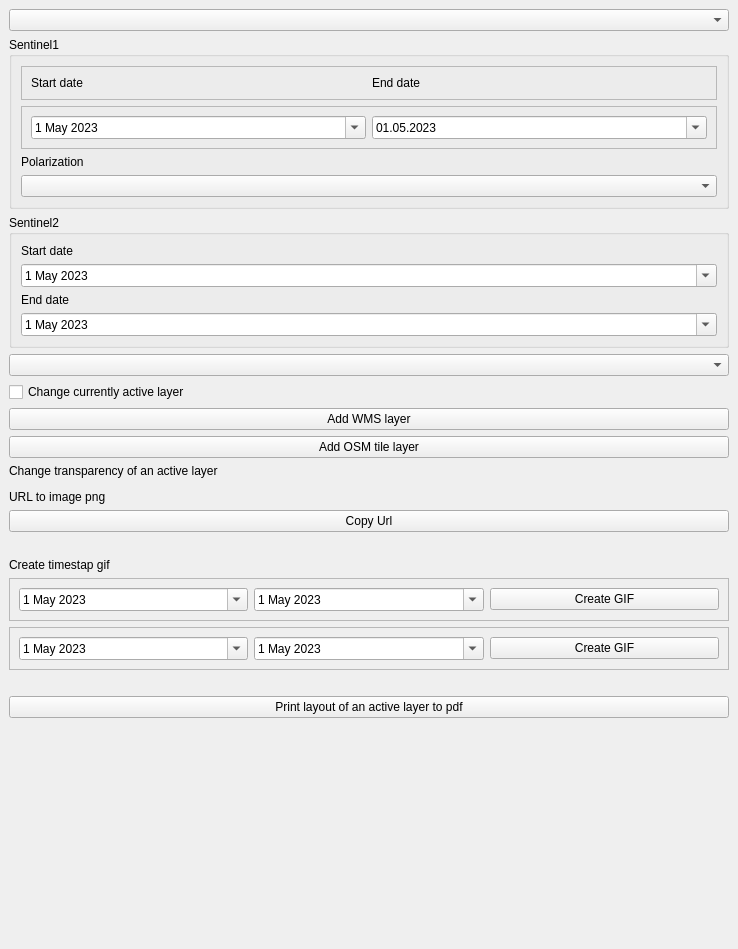
Old version of the form sentinel_wms_dockwidget_base.ui in the repository bojas144/sentinel_wms.
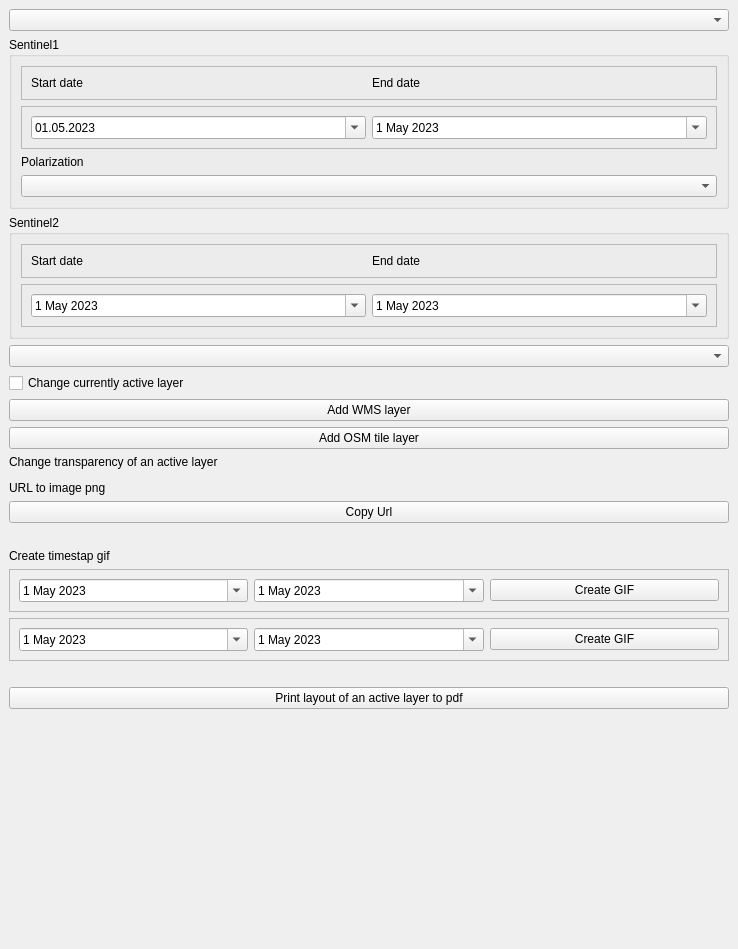
New version of the form. Icons and pictures are not drawn. Custom widgets are drawn as their Qt base class.

Commit message: set new layout for datestamp

```diff
--- a/sentinel_wms_dockwidget_base.ui
+++ b/sentinel_wms_dockwidget_base.ui
@@ -67,27 +67,6 @@
           <enum>QFrame::Raised</enum>
          </property>
          <layout class="QHBoxLayout" name="horizontalLayout_3">
-          <item>
-           <widget class="QDateEdit" name="s1EndDate">
-            <property name="maximumDate">
-             <date>
-              <year>2023</year>
-              <month>5</month>
-              <day>5</day>
-             </date>
-            </property>
-            <property name="minimumDate">
-             <date>
-              <year>2023</year>
-              <month>5</month>
-              <day>1</day>
-             </date>
-            </property>
-            <property name="calendarPopup">
-             <bool>true</bool>
-            </property>
-           </widget>
-          </item>
           <item>
            <widget class="QDateEdit" name="s1StartDate">
             <property name="minimumDateTime">
@@ -115,6 +94,27 @@
             </property>
            </widget>
           </item>
+          <item>
+           <widget class="QDateEdit" name="s1EndDate">
+            <property name="maximumDate">
+             <date>
+              <year>2023</year>
+              <month>5</month>
+              <day>5</day>
+             </date>
+            </property>
+            <property name="minimumDate">
+             <date>
+              <year>2023</year>
+              <month>5</month>
+              <day>1</day>
+             </date>
+            </property>
+            <property name="calendarPopup">
+             <bool>true</bool>
+            </property>
+           </widget>
+          </item>
          </layout>
         </widget>
        </item>
@@ -138,60 +138,21 @@
       </property>
       <layout class="QVBoxLayout" name="verticalLayout_3">
        <item>
+        <widget class="QFrame" name="frame_3">
+         <property name="frameShape">
+          <enum>QFrame::StyledPanel</enum>
+         </property>
+         <property name="frameShadow">
+          <enum>QFrame::Raised</enum>
+         </property>
+         <layout class="QHBoxLayout" name="horizontalLayout_5">
+          <item>
         <widget class="QLabel" name="label_5">
          <property name="text">
           <string>Start date</string>
          </property>
         </widget>
        </item>
-       <item>
-        <widget class="QDateEdit" name="s2StartDate">
-         <property name="maximumDateTime">
-          <datetime>
-           <hour>0</hour>
-           <minute>0</minute>
-           <second>0</second>
-           <year>2023</year>
-           <month>7</month>
-           <day>24</day>
-          </datetime>
-         </property>
-         <property name="minimumDateTime">
-          <datetime>
-           <hour>0</hour>
-           <minute>0</minute>
-           <second>0</second>
-           <year>2022</year>
-           <month>2</month>
-           <day>24</day>
-          </datetime>
-         </property>
-         <property name="maximumDate">
-          <date>
-           <year>2023</year>
-           <month>7</month>
-           <day>24</day>
-          </date>
-         </property>
-         <property name="minimumDate">
-          <date>
-           <year>2022</year>
-           <month>2</month>
-           <day>24</day>
-          </date>
-         </property>
-         <property name="calendarPopup">
-          <bool>true</bool>
-         </property>
-         <property name="date">
-          <date>
-           <year>2023</year>
-           <month>5</month>
-           <day>1</day>
-          </date>
-         </property>
-        </widget>
-       </item>
        <item>
         <widget class="QLabel" name="label_6">
          <property name="text">
@@ -199,6 +160,66 @@
          </property>
         </widget>
        </item>
+         </layout>
+        </widget>
+       </item>
+       <item>
+        <widget class="QFrame" name="frame_4">
+         <property name="frameShape">
+          <enum>QFrame::StyledPanel</enum>
+         </property>
+         <property name="frameShadow">
+          <enum>QFrame::Raised</enum>
+         </property>
+         <layout class="QHBoxLayout" name="horizontalLayout_6">
+          <item>
+           <widget class="QDateEdit" name="s2StartDate">
+            <property name="maximumDateTime">
+             <datetime>
+              <hour>0</hour>
+              <minute>0</minute>
+              <second>0</second>
+              <year>2023</year>
+              <month>7</month>
+              <day>24</day>
+             </datetime>
+            </property>
+            <property name="minimumDateTime">
+             <datetime>
+              <hour>0</hour>
+              <minute>0</minute>
+              <second>0</second>
+              <year>2022</year>
+              <month>2</month>
+              <day>24</day>
+             </datetime>
+            </property>
+            <property name="maximumDate">
+             <date>
+              <year>2023</year>
+              <month>7</month>
+              <day>24</day>
+             </date>
+            </property>
+            <property name="minimumDate">
+             <date>
+              <year>2022</year>
+              <month>2</month>
+              <day>24</day>
+             </date>
+            </property>
+            <property name="calendarPopup">
+             <bool>true</bool>
+            </property>
+            <property name="date">
+             <date>
+              <year>2023</year>
+              <month>5</month>
+              <day>1</day>
+             </date>
+            </property>
+           </widget>
+          </item>
        <item>
         <widget class="QDateEdit" name="s2EndDate">
          <property name="maximumDate">
@@ -225,6 +246,9 @@
            <day>1</day>
           </date>
          </property>
+           </widget>
+          </item>
+         </layout>
         </widget>
        </item>
       </layout>
```
Lines whose indentation alone changed are shown as unchanged.
